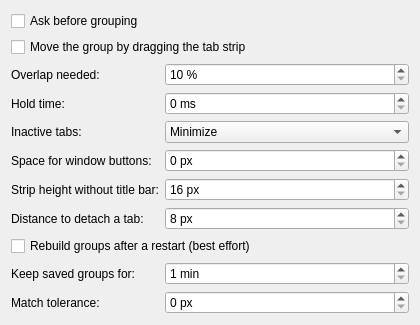
First picture: the form in contents/ui/config.ui, repository fpfcmsr/kwin-tabgroups, before the edit.
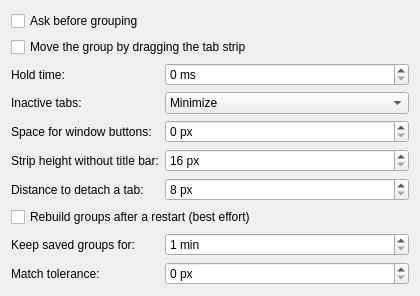
Second picture: the form after the edit.

What changed in the file:
```diff
--- a/contents/ui/config.ui
+++ b/contents/ui/config.ui
@@ -25,26 +25,6 @@
      </property>
     </widget>
    </item>
-   <item row="2" column="0">
-    <widget class="QLabel" name="overlapLabel">
-     <property name="text">
-      <string>Overlap needed:</string>
-     </property>
-    </widget>
-   </item>
-   <item row="2" column="1">
-    <widget class="QSpinBox" name="kcfg_OverlapThreshold">
-     <property name="suffix">
-      <string> %</string>
-     </property>
-     <property name="minimum">
-      <number>10</number>
-     </property>
-     <property name="maximum">
-      <number>100</number>
-     </property>
-    </widget>
-   </item>
    <item row="3" column="0">
     <widget class="QLabel" name="dwellLabel">
      <property name="text">
```
